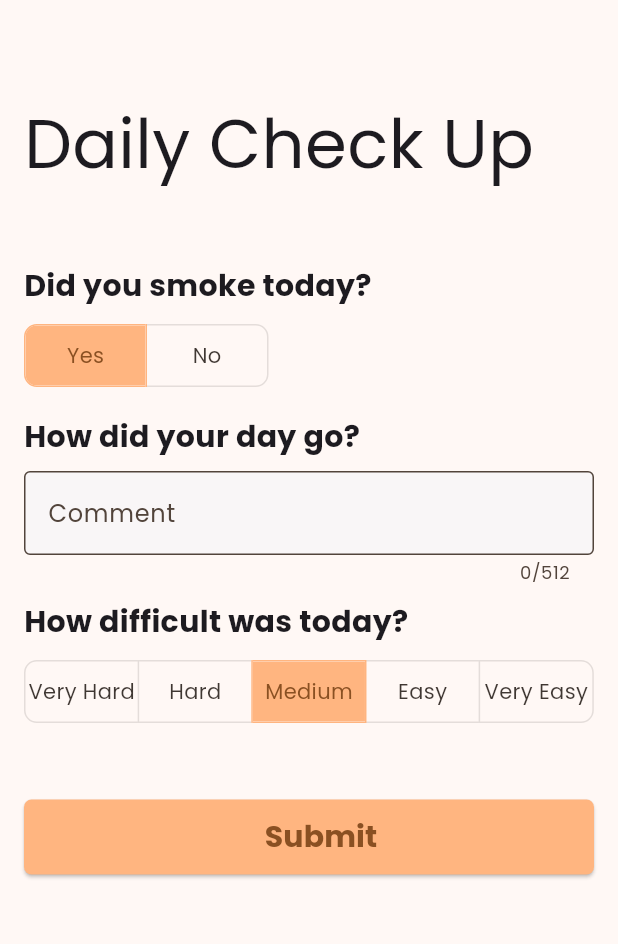
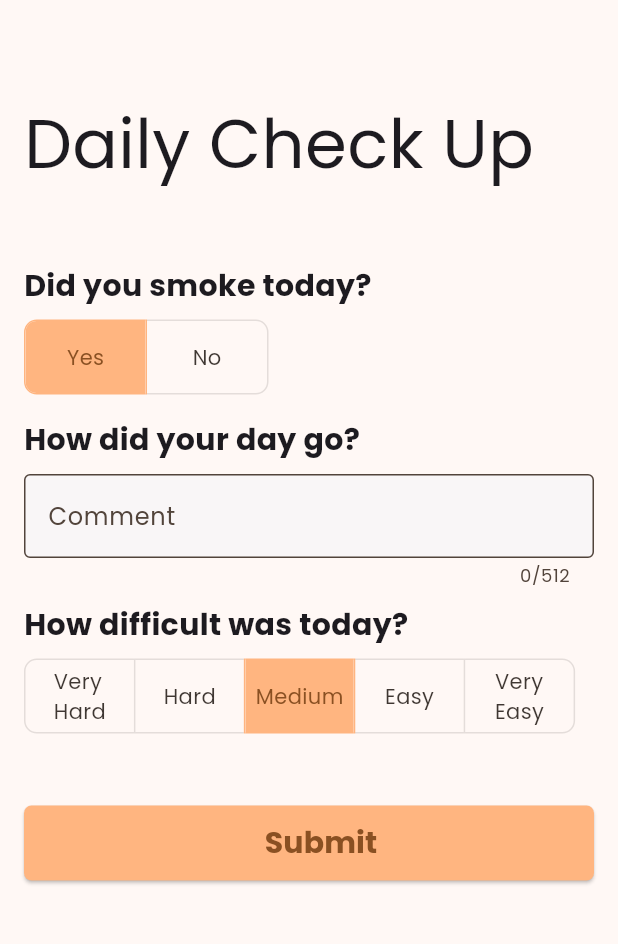
Before and after one commit to Toby-van-Berkum/stopit_frontend, a Flutter app: the CheckInPage screen opened directly, on a phone screen of 412 x 824 dp, the part 84-1028 px from its top. Run offline on Flutter 3.47's test engine with Material 3 defaults, Android fonts, the phone set to English and light mode, and no system bars; our stand-ins replace google_fonts; missing offline and left inert: dart:ffi.

Commit message:
updated achievement cards

```diff
--- a/lib/globals.dart
+++ b/lib/globals.dart
@@ -163,7 +163,7 @@ class SingleCardAchievement extends StatelessWidget {
     return Container(
       margin: const EdgeInsets.only(right: paddingCard),
       width: widthCard,
-      color: colorCard,
+      decoration: BoxDecoration(borderRadius: BorderRadius.circular(5), color: colorCard),
       child: Column(
         children: [
           Container(
--- a/lib/pages/checkin_page.dart
+++ b/lib/pages/checkin_page.dart
@@ -25,11 +25,11 @@ const List<Widget> hasSmoked = <Widget>[
 ];
 
 const List<Widget> difficulty = <Widget>[
-  Text("Very Hard"),
+  Text("Very\nHard"),
   Text("Hard"),
   Text("Medium"),
   Text("Easy"),
-  Text("Very Easy")
+  Text("Very\nEasy")
 ];
 
 class _CheckInPageState extends State<CheckInPage> {
@@ -83,7 +83,7 @@ class _CheckInPageState extends State<CheckInPage> {
                   selectedBorderColor: AppColors.primaryColor,
                   fillColor: AppColors.primaryColor,
                   constraints: const BoxConstraints(
-                    minHeight: 40.0,
+                    minHeight: 48.0,
                     minWidth: 80.0,
                   ),
                   isSelected: _hasSmoked,
@@ -117,8 +117,8 @@ class _CheckInPageState extends State<CheckInPage> {
                   selectedBorderColor: AppColors.primaryColor,
                   fillColor: AppColors.primaryColor,
                   constraints: BoxConstraints(
-                    minHeight: 40.0,
-                    minWidth: ScreenSizes.width(context) / 5.51,
+                    minHeight: 48.0,
+                    minWidth: ScreenSizes.width(context) / 5.7,
                   ),
                   isSelected: _difficulty,
                   children: difficulty,
```
